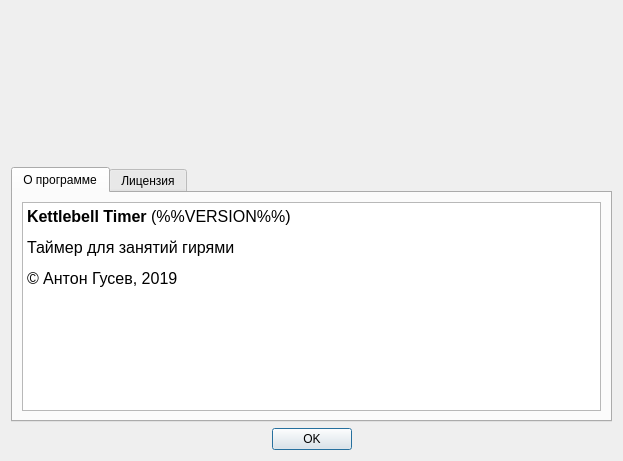
Before: the Qt Designer form src/ui/AboutDialog.ui in antongus/kettlebell-timer, drawn with Qt 5.
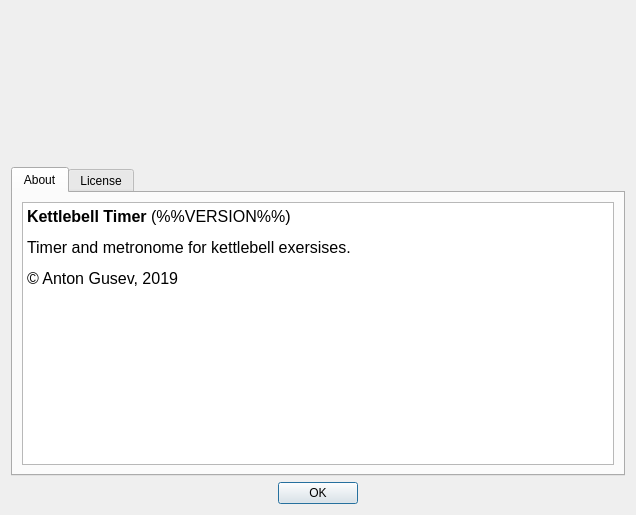
After: the same form once the commit is applied. Icons and pictures are not drawn.

Commit message: translate all messages and interface to english

The edit to the form file:
```diff
--- a/src/ui/AboutDialog.ui
+++ b/src/ui/AboutDialog.ui
@@ -9,8 +9,8 @@
    <rect>
     <x>0</x>
     <y>0</y>
-    <width>623</width>
-    <height>461</height>
+    <width>636</width>
+    <height>515</height>
    </rect>
   </property>
   <property name="sizePolicy">
@@ -50,6 +50,19 @@
       <property name="bottomMargin">
        <number>1</number>
       </property>
+      <item>
+       <spacer name="horizontalSpacer_2">
+        <property name="orientation">
+         <enum>Qt::Horizontal</enum>
+        </property>
+        <property name="sizeHint" stdset="0">
+         <size>
+          <width>40</width>
+          <height>20</height>
+         </size>
+        </property>
+       </spacer>
+      </item>
       <item>
        <widget class="QLabel" name="logoLabel">
         <property name="sizePolicy">
@@ -89,7 +102,7 @@
      </property>
      <widget class="QWidget" name="tab">
       <attribute name="title">
-       <string>О программе</string>
+       <string>About</string>
       </attribute>
       <layout class="QVBoxLayout" name="verticalLayout_2">
        <item>
@@ -98,11 +111,10 @@
           <string>&lt;!DOCTYPE HTML PUBLIC &quot;-//W3C//DTD HTML 4.0//EN&quot; &quot;http://www.w3.org/TR/REC-html40/strict.dtd&quot;&gt;
 &lt;html&gt;&lt;head&gt;&lt;meta name=&quot;qrichtext&quot; content=&quot;1&quot; /&gt;&lt;style type=&quot;text/css&quot;&gt;
 p, li { white-space: pre-wrap; }
-&lt;/style&gt;&lt;/head&gt;&lt;body style=&quot; font-family:'MS Shell Dlg 2'; font-size:8.25pt; font-weight:400; font-style:normal;&quot;&gt;
-&lt;p style=&quot; margin-top:12px; margin-bottom:12px; margin-left:0px; margin-right:0px; -qt-block-indent:0; text-indent:0px;&quot;&gt;&lt;span style=&quot; font-family:'Sans Serif'; font-size:12pt; font-weight:600;&quot;&gt;Kettlebell Timer&lt;/span&gt;&lt;span style=&quot; font-family:'Sans Serif'; font-size:12pt;&quot;&gt; (%%VERSION%%)&lt;/span&gt;&lt;/p&gt;
-&lt;p style=&quot; margin-top:12px; margin-bottom:12px; margin-left:0px; margin-right:0px; -qt-block-indent:0; text-indent:0px;&quot;&gt;&lt;span style=&quot; font-family:'Sans Serif'; font-size:12pt;&quot;&gt;Таймер для занятий гирями&lt;/span&gt;&lt;/p&gt;
-&lt;p style=&quot; margin-top:12px; margin-bottom:12px; margin-left:0px; margin-right:0px; -qt-block-indent:0; text-indent:0px;&quot;&gt;&lt;span style=&quot; font-family:'Sans Serif'; font-size:12pt;&quot;&gt;© Антон Гусев, 2019&lt;/span&gt;&lt;/p&gt;
-&lt;p style=&quot; margin-top:12px; margin-bottom:12px; margin-left:0px; margin-right:0px; -qt-block-indent:0; text-indent:0px;&quot;&gt;&lt;span style=&quot; font-family:'Sans Serif'; font-size:9pt;&quot;&gt;&lt;br /&gt;&lt;/span&gt;&lt;/p&gt;&lt;/body&gt;&lt;/html&gt;</string>
+&lt;/style&gt;&lt;/head&gt;&lt;body style=&quot; font-family:'Sans Serif'; font-size:9pt; font-weight:400; font-style:normal;&quot;&gt;
+&lt;p style=&quot; margin-top:12px; margin-bottom:12px; margin-left:0px; margin-right:0px; -qt-block-indent:0; text-indent:0px;&quot;&gt;&lt;span style=&quot; font-size:12pt; font-weight:600;&quot;&gt;Kettlebell Timer&lt;/span&gt;&lt;span style=&quot; font-size:12pt;&quot;&gt; (%%VERSION%%)&lt;/span&gt;&lt;/p&gt;
+&lt;p style=&quot; margin-top:12px; margin-bottom:12px; margin-left:0px; margin-right:0px; -qt-block-indent:0; text-indent:0px;&quot;&gt;&lt;span style=&quot; font-size:12pt;&quot;&gt;Timer and metronome for kettlebell exersises.&lt;/span&gt;&lt;/p&gt;
+&lt;p style=&quot; margin-top:12px; margin-bottom:12px; margin-left:0px; margin-right:0px; -qt-block-indent:0; text-indent:0px;&quot;&gt;&lt;span style=&quot; font-size:12pt;&quot;&gt;© Anton Gusev, 2019&lt;/span&gt;&lt;/p&gt;&lt;/body&gt;&lt;/html&gt;</string>
          </property>
         </widget>
        </item>
@@ -110,7 +122,7 @@
      </widget>
      <widget class="QWidget" name="tab_2">
       <attribute name="title">
-       <string>Лицензия</string>
+       <string>License</string>
       </attribute>
       <layout class="QVBoxLayout" name="verticalLayout">
        <item>
```
Left out of the diff: 9 changed lines with no effect on the pictures. The commit also changes 4 other files.
